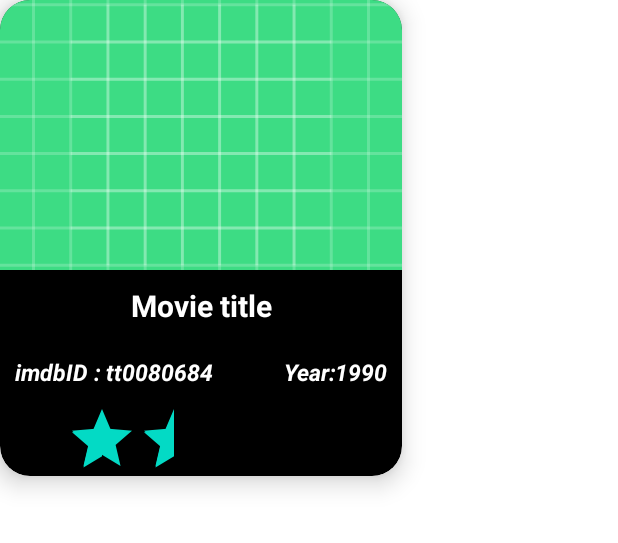
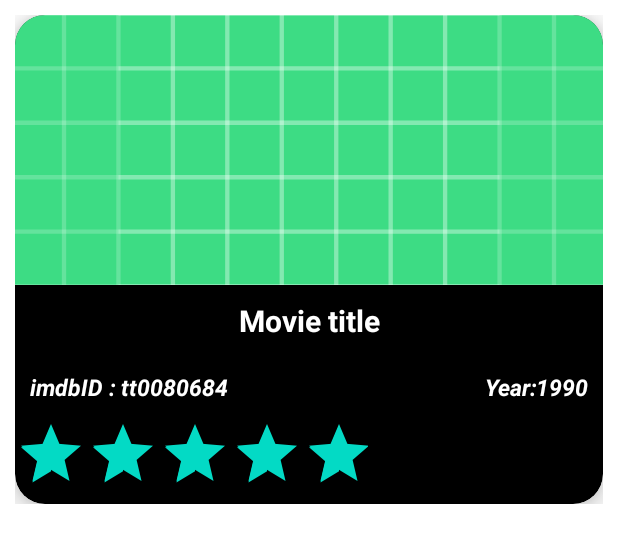
Before and after one commit to muhammedshihabvk/JSONAndNetworkPOC, an Android app: the layout movie_list_item.xml on its own in the app's theme, with its tools: preview values and no code run, on a phone screen of 412 x 824 dp. Shown: the top 543 px of the screen. Run offline under Robolectric (Android 15) with nearby library versions, the phone set to English and light mode, and no system bars.

Commit message:
movie api and integration completed

```diff
--- a/app/src/main/res/layout/movie_list_item.xml
+++ b/app/src/main/res/layout/movie_list_item.xml
@@ -2,15 +2,20 @@
 <androidx.constraintlayout.widget.ConstraintLayout xmlns:android="http://schemas.android.com/apk/res/android"
     xmlns:app="http://schemas.android.com/apk/res-auto"
     android:layout_width="match_parent"
-    android:layout_height="match_parent">
+    android:layout_margin="10dp"
+    android:layout_height="wrap_content">
 
     <androidx.cardview.widget.CardView
         android:id="@+id/listItemCard"
-        android:layout_width="268dp"
-        android:layout_height="317dp"
+        android:layout_width="match_parent"
+        android:layout_height="wrap_content"
         app:cardBackgroundColor="@color/black"
         app:cardCornerRadius="20dp"
-        app:cardElevation="10dp">
+        app:cardElevation="10dp"
+        app:layout_constraintBottom_toBottomOf="parent"
+        app:layout_constraintEnd_toEndOf="parent"
+        app:layout_constraintStart_toStartOf="parent"
+        app:layout_constraintTop_toTopOf="parent">
 
         <LinearLayout
             android:layout_width="match_parent"
@@ -66,13 +71,13 @@
 
             <RatingBar
                 android:id="@+id/listItemRatingbar"
-                android:layout_width="180dp"
+                android:layout_width="match_parent"
                 android:layout_height="wrap_content"
                 android:layout_gravity="center_horizontal"
                 android:numStars="5"
                 android:outlineAmbientShadowColor="@color/teal_200"
                 android:outlineSpotShadowColor="@color/white"
-                android:rating="2" />
+                android:rating="3" />
         </LinearLayout>
 
     </androidx.cardview.widget.CardView>
```
Also changed, not shown: app/src/main/java/com/shabsudemy/jsonandnetworkpoc/retrofitMVVM/RetrofitMVVMActivity.java (+31 -1 lines), app/src/main/java/com/shabsudemy/jsonandnetworkpoc/retrofitMVVM/adapters/MovieListAdapter.java (+13 -8 lines).
